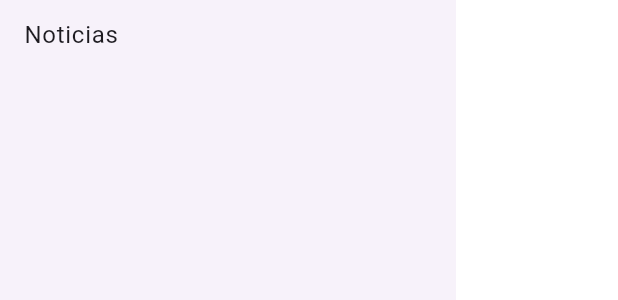
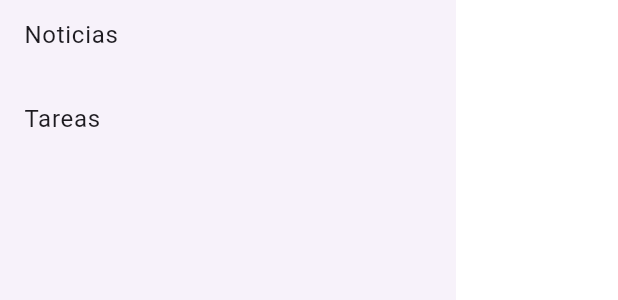
Before and after one commit to bmurcia/flutter-examen1, a Flutter app: the MainMenu widget shown alone on an empty page, opened directly, on a phone screen of 412 x 824 dp. Shown: the part 344-644 px from the top of the screen. Run offline on Flutter 3.47's test engine with Material 3 defaults, Android fonts, the phone set to English and light mode, and no system bars; our stand-ins replace go_router.

Commit message:
add tareas en drawer

```diff
--- a/lib/presentation/screen/home/tareas/tarea_list_screen.dart
+++ b/lib/presentation/screen/home/tareas/tarea_list_screen.dart
@@ -7,10 +7,10 @@ class TareaListScreen extends StatefulWidget {
   const TareaListScreen({super.key});
 
   @override
-  _TareaListScreenState createState() => _TareaListScreenState();
+  TareaListScreenState createState() => TareaListScreenState();
 }
 
-class _TareaListScreenState extends State<TareaListScreen> {
+class TareaListScreenState extends State<TareaListScreen> {
   late TareaRepositoryImpl _tareaRepository;
   late Future<List<Tarea>> _tareasFuture;
 
--- a/lib/presentation/screen/home/widgets/main_menu.dart
+++ b/lib/presentation/screen/home/widgets/main_menu.dart
@@ -28,6 +28,13 @@ class MainMenu extends StatelessWidget {
               context.push('/news');
             },
           ),
+          ListTile(
+            title: const Text('Tareas'),
+            onTap: () {
+              context.push('/tareas');
+            },
+          ),
+
         ],
       ),
     );
```
